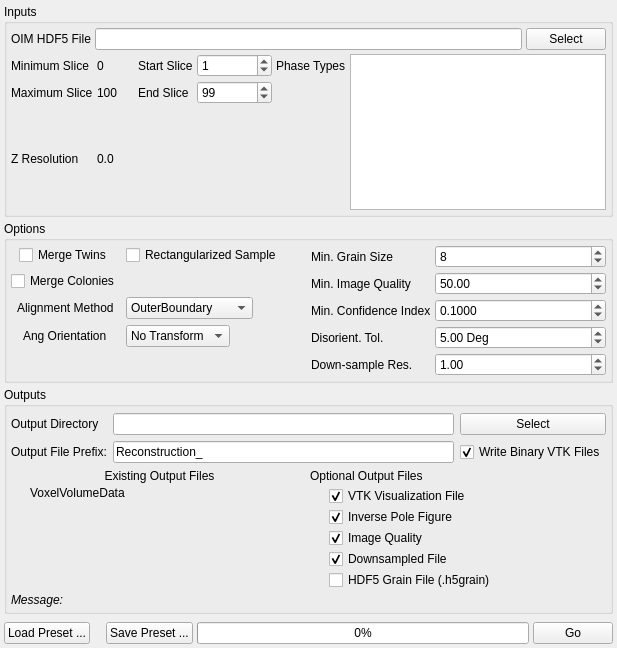
Old version of the form Source/UIPlugins/Reconstruction/ReconstructionWidget.ui in the repository BlueQuartzSoftware/DREAM3D.
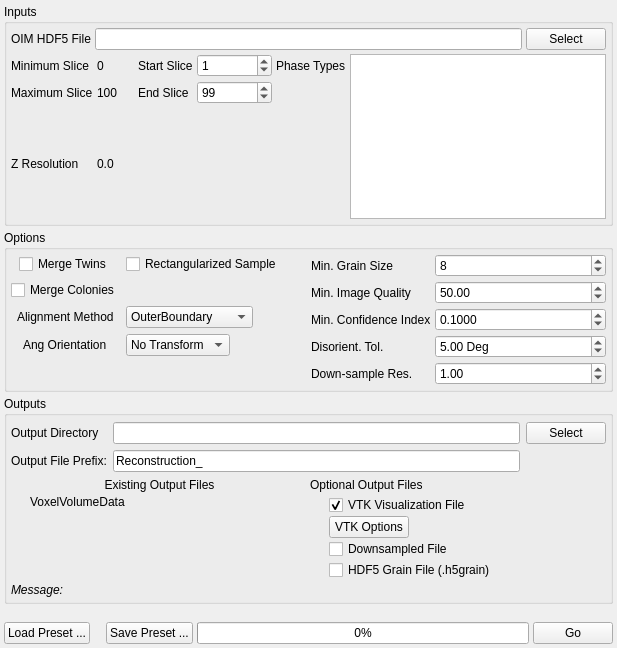
New version of the form. Icons and pictures are not drawn. Custom widgets are drawn as their Qt base class.

Commit message: Adding feature where we now only write a single VTK file of type RECTILINEAR_GRID with the GrainIDs as Scalars and an optional set of additional scalars that are determined by the user using a new custom QDialog that presents the user with a list of possible scalars that can be written

Patch:
```diff
--- a/Source/UIPlugins/Reconstruction/ReconstructionWidget.ui
+++ b/Source/UIPlugins/Reconstruction/ReconstructionWidget.ui
@@ -471,19 +471,6 @@
           </property>
          </widget>
         </item>
-        <item row="1" column="2">
-         <widget class="QCheckBox" name="m_BinaryVtkFiles">
-          <property name="enabled">
-           <bool>true</bool>
-          </property>
-          <property name="text">
-           <string>Write Binary VTK Files</string>
-          </property>
-          <property name="checked">
-           <bool>true</bool>
-          </property>
-         </widget>
-        </item>
        </layout>
       </item>
       <item>
@@ -574,47 +561,7 @@
             </property>
            </widget>
           </item>
-          <item row="2" column="0">
-           <widget class="QLabel" name="m_IPFVizFileIcon">
-            <property name="text">
-             <string/>
-            </property>
-            <property name="pixmap">
-             <pixmap resource="../../../Resources/icons/images/Icons.qrc">:/Delete-16x16.png</pixmap>
-            </property>
-           </widget>
-          </item>
-          <item row="2" column="1">
-           <widget class="QCheckBox" name="m_IPFVizFile">
-            <property name="text">
-             <string>Inverse Pole Figure</string>
-            </property>
-            <property name="checked">
-             <bool>true</bool>
-            </property>
-           </widget>
-          </item>
           <item row="3" column="0">
-           <widget class="QLabel" name="m_ImageQualityVizFileIcon">
-            <property name="text">
-             <string/>
-            </property>
-            <property name="pixmap">
-             <pixmap resource="../../../Resources/icons/images/Icons.qrc">:/Delete-16x16.png</pixmap>
-            </property>
-           </widget>
-          </item>
-          <item row="3" column="1">
-           <widget class="QCheckBox" name="m_ImageQualityVizFile">
-            <property name="text">
-             <string>Image Quality</string>
-            </property>
-            <property name="checked">
-             <bool>true</bool>
-            </property>
-           </widget>
-          </item>
-          <item row="4" column="0">
            <widget class="QLabel" name="m_DownSampledVizFileIcon">
             <property name="text">
              <string/>
@@ -624,17 +571,17 @@
             </property>
            </widget>
           </item>
-          <item row="4" column="1">
+          <item row="3" column="1">
            <widget class="QCheckBox" name="m_DownSampledVizFile">
             <property name="text">
              <string>Downsampled File</string>
             </property>
             <property name="checked">
-             <bool>true</bool>
+             <bool>false</bool>
             </property>
            </widget>
           </item>
-          <item row="5" column="0">
+          <item row="4" column="0">
            <widget class="QLabel" name="m_HDF5GrainFileIcon">
             <property name="text">
              <string/>
@@ -644,7 +591,7 @@
             </property>
            </widget>
           </item>
-          <item row="5" column="1">
+          <item row="4" column="1">
            <widget class="QCheckBox" name="m_HDF5GrainFile">
             <property name="text">
              <string>HDF5 Grain File (.h5grain)</string>
@@ -654,6 +601,13 @@
             </property>
            </widget>
           </item>
+          <item row="2" column="1">
+           <widget class="QPushButton" name="m_VtkOptionsBtn">
+            <property name="text">
+             <string>VTK Options</string>
+            </property>
+           </widget>
+          </item>
          </layout>
         </item>
         <item row="2" column="0" colspan="2">
```
The commit also changes 11 other files.
